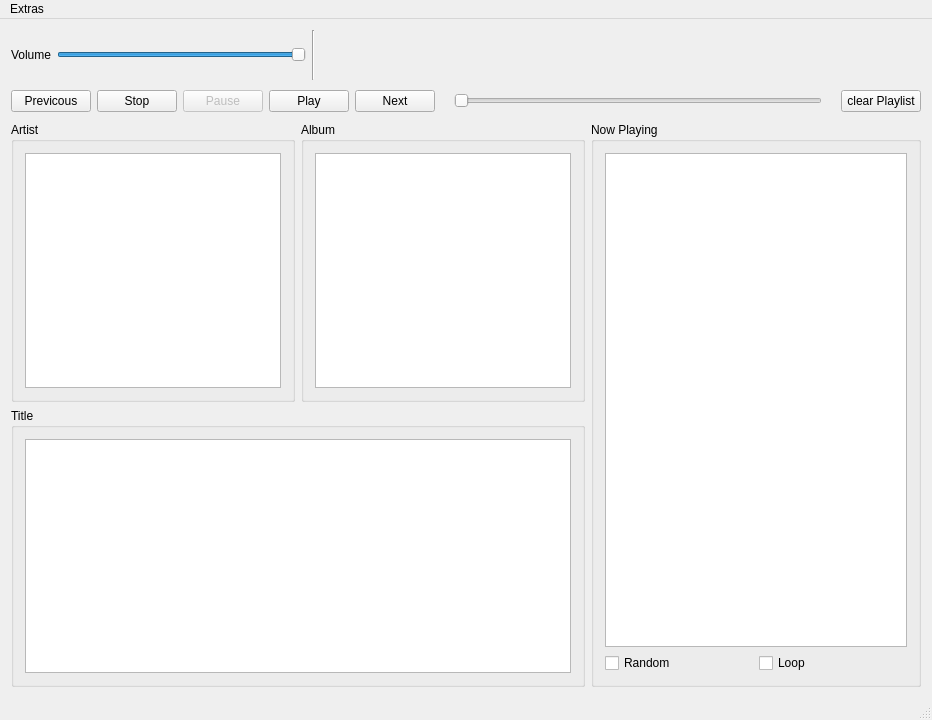
Before: the Qt Designer form mainwindow.ui in PuridsGit/OtMusic, drawn with Qt 5.
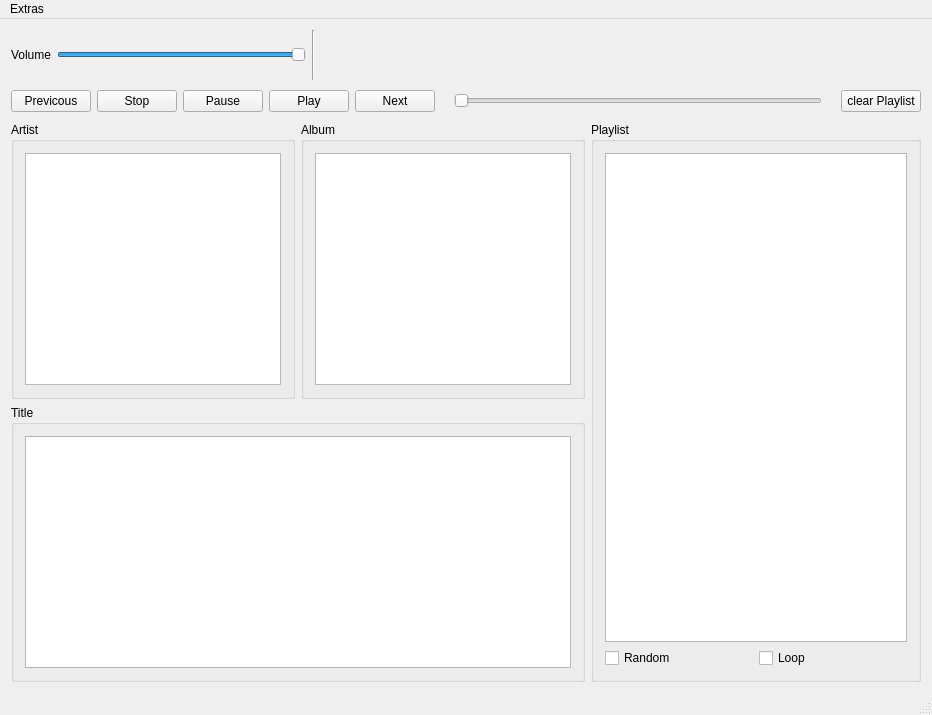
After: the same form once the commit is applied.

Patch:
```diff
--- a/mainwindow.ui
+++ b/mainwindow.ui
@@ -7,7 +7,7 @@
     <x>0</x>
     <y>0</y>
     <width>932</width>
-    <height>720</height>
+    <height>715</height>
    </rect>
   </property>
   <property name="windowTitle">
@@ -77,7 +77,7 @@
         <item>
          <widget class="QPushButton" name="pushButton_pause">
           <property name="enabled">
-           <bool>false</bool>
+           <bool>true</bool>
           </property>
           <property name="text">
            <string>Pause</string>
@@ -182,7 +182,7 @@
         <item row="0" column="1">
          <widget class="QGroupBox" name="playlist">
           <property name="title">
-           <string>Now Playing</string>
+           <string>Playlist</string>
           </property>
           <layout class="QVBoxLayout" name="verticalLayout_2">
            <item>
```
